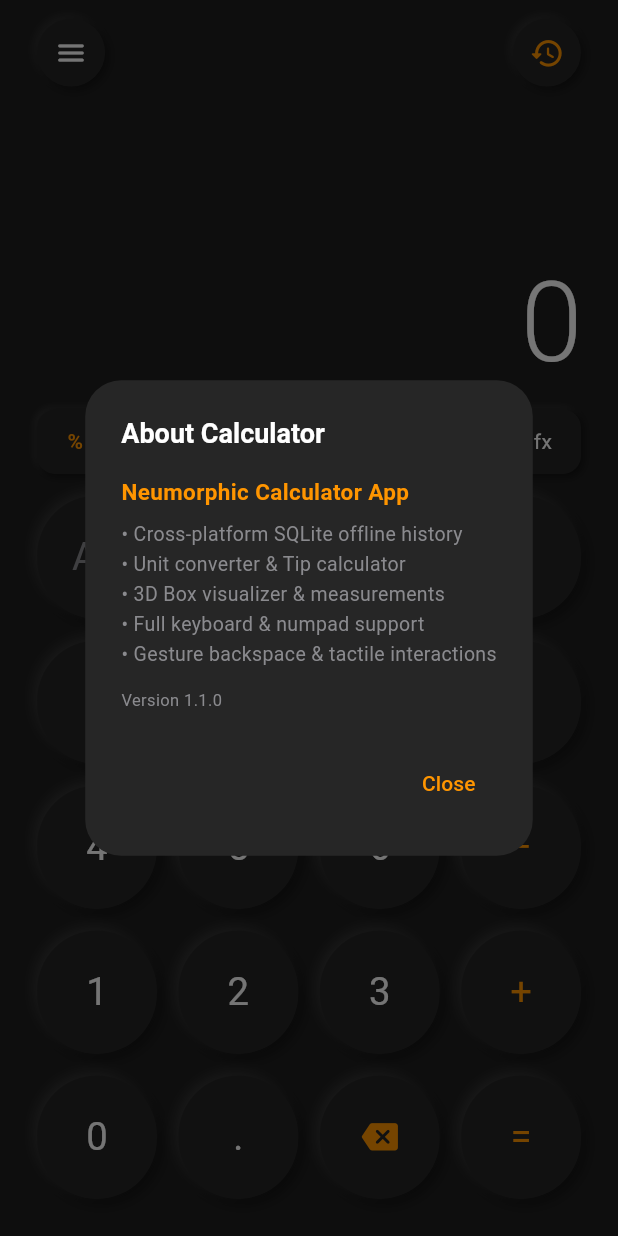
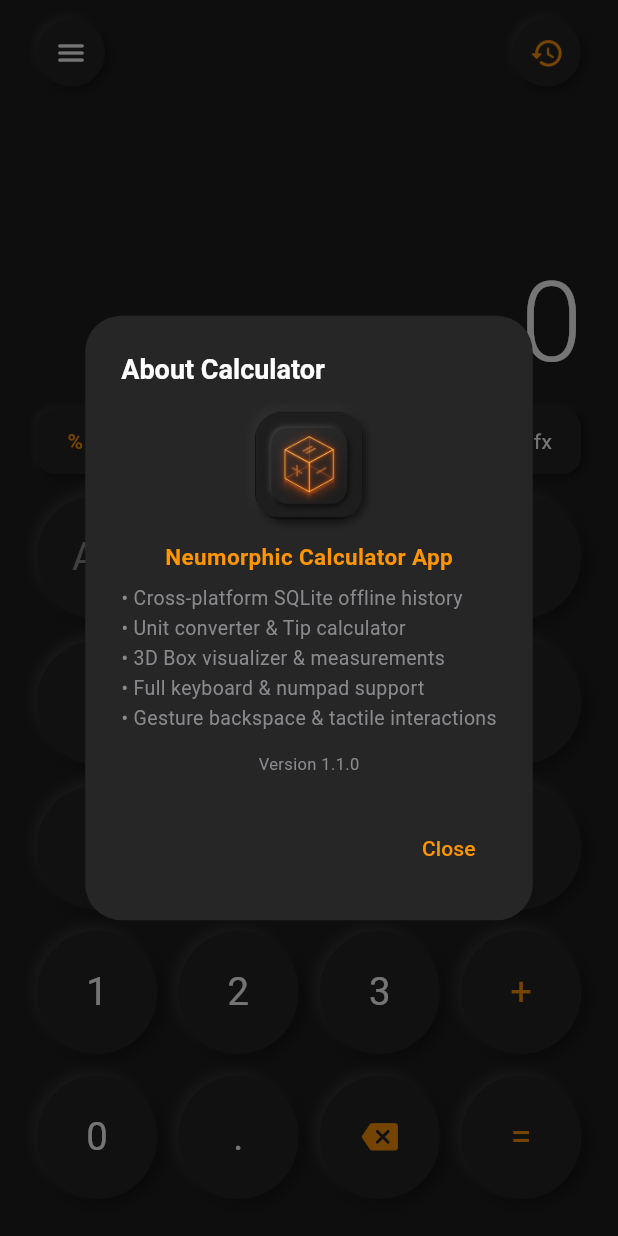
Before and after one commit to monabbor-hossen/calculator, a Flutter app: the AppDrawer widget shown alone on an empty page, opened directly with empty values, scrolled down 211 dp, after a tap on "About Calculator", on a phone screen of 412 x 824 dp. Run offline on Flutter 3.47's test engine with Material 3 defaults, Android fonts, the phone set to English and light mode, and no system bars; our stand-ins replace sqflite, sqflite_common_ffi, sqflite_common_ffi_web; accounts and stored records are empty.

Commit message:
add APP logo

```diff
--- a/lib/widgets/app_drawer.dart
+++ b/lib/widgets/app_drawer.dart
@@ -73,16 +73,30 @@ class AppDrawer extends StatelessWidget {
           'About Calculator',
           style: TextStyle(color: kTextPrimary, fontSize: 18, fontWeight: FontWeight.w600),
         ),
-        content: const Column(
+        content: Column(
           mainAxisSize: MainAxisSize.min,
-          crossAxisAlignment: CrossAxisAlignment.start,
+          crossAxisAlignment: CrossAxisAlignment.center,
           children: [
-            Text(
+            Container(
+              width: 72,
+              height: 72,
+              decoration: BoxDecoration(
+                borderRadius: BorderRadius.circular(18),
+                boxShadow: const [
+                  BoxShadow(color: kShadowLight, offset: Offset(-2, -2), blurRadius: 4),
+                  BoxShadow(color: kShadowDark, offset: Offset(2, 2), blurRadius: 4),
+                ],
+              ),
+              clipBehavior: Clip.antiAlias,
+              child: Image.asset('assets/logo_clean.png', fit: BoxFit.cover),
+            ),
+            const SizedBox(height: 14),
+            const Text(
               'Neumorphic Calculator App',
               style: TextStyle(color: kOrange, fontWeight: FontWeight.w600, fontSize: 15),
             ),
-            SizedBox(height: 8),
-            Text(
+            const SizedBox(height: 8),
+            const Text(
               '• Cross-platform SQLite offline history\n'
               '• Unit converter & Tip calculator\n'
               '• 3D Box visualizer & measurements\n'
@@ -90,8 +104,8 @@ class AppDrawer extends StatelessWidget {
               '• Gesture backspace & tactile interactions',
               style: TextStyle(color: kTextSecondary, height: 1.5, fontSize: 13),
             ),
-            SizedBox(height: 12),
-            Text(
+            const SizedBox(height: 12),
+            const Text(
               'Version 1.1.0',
               style: TextStyle(color: kTextSecondary, fontSize: 11),
             ),
@@ -147,15 +161,21 @@ class AppDrawer extends StatelessWidget {
                   Container(
                     width: 52,
                     height: 52,
-                    decoration: const BoxDecoration(
+                    decoration: BoxDecoration(
                       color: kBtnBase,
-                      shape: BoxShape.circle,
-                      boxShadow: [
+                      borderRadius: BorderRadius.circular(16),
+                      boxShadow: const [
                         BoxShadow(color: kShadowLight, offset: Offset(-2, -2), blurRadius: 4),
                         BoxShadow(color: kShadowDark, offset: Offset(2, 2), blurRadius: 4),
                       ],
                     ),
-                    child: const Icon(Icons.calculate_rounded, color: kOrange, size: 28),
+                    clipBehavior: Clip.antiAlias,
+                    child: Image.asset(
+                      'assets/logo_clean.png',
+                      width: 52,
+                      height: 52,
+                      fit: BoxFit.cover,
+                    ),
                   ),
                   const SizedBox(width: 16),
                   const Column(
```
Also changed, not shown: pubspec.yaml (+24 -12 lines), assets/logo.png (added), assets/logo_adaptive_fg.png (added), assets/logo_clean.png (added), assets/logo_foreground.png (added), pubspec.lock, 55 other files.
